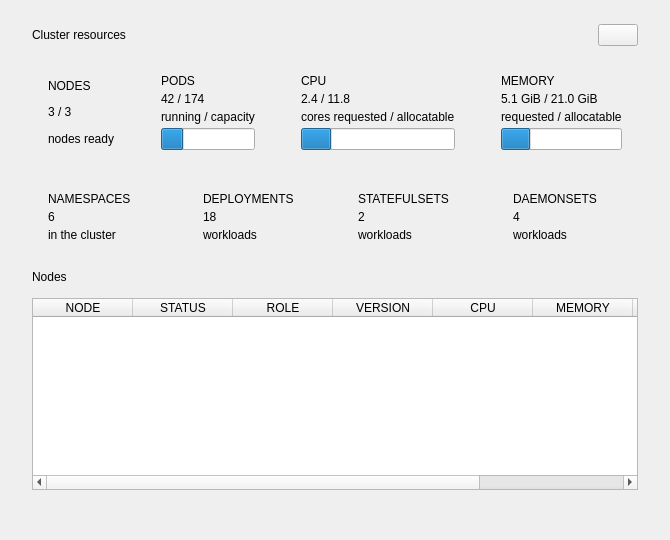
Above: src/kubescope/ui/overview_page.ui from dcotecnologia/kubescope before the change. Below: the same form after it.
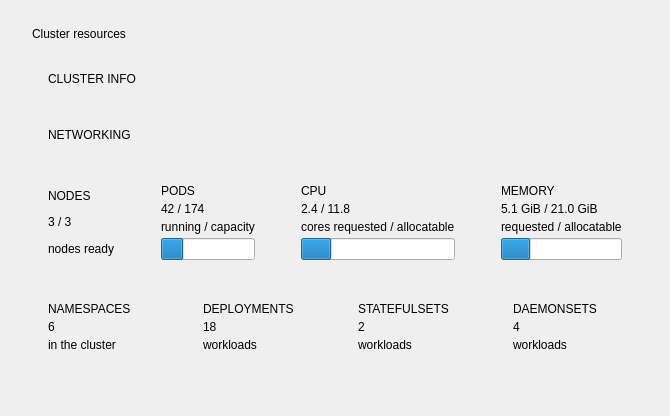
That is the form after the change.

Commit message: feat: add Config, Node Groups and Add-ons, pinned tabs, Hindi and Russian

The edit to the form file:
```diff
--- a/src/kubescope/ui/overview_page.ui
+++ b/src/kubescope/ui/overview_page.ui
@@ -2,7 +2,7 @@
 <ui version="4.0">
  <class>OverviewPage</class>
  <widget class="QWidget" name="OverviewPage">
-  <layout class="QVBoxLayout" name="overviewLayout" stretch="0,0,0,0,1,0">
+  <layout class="QVBoxLayout" name="overviewLayout" stretch="0,0,0,0,0,1,0">
    <property name="spacing">
     <number>14</number>
    </property>
@@ -46,21 +46,102 @@
        </property>
       </spacer>
      </item>
-     <item>
-      <widget class="QPushButton" name="overviewRefreshButton">
-       <property name="toolTip">
-        <string>Refresh</string>
-       </property>
-       <property name="iconOnly" stdset="0">
-        <string notr="true">true</string>
-       </property>
-       <property name="variant" stdset="0">
-        <string notr="true">primary</string>
-       </property>
-      </widget>
-     </item>
     </layout>
    </item>
+   <item>
+    <widget class="QFrame" name="clusterInfoCard">
+     <property name="visible">
+      <bool>false</bool>
+     </property>
+     <property name="card" stdset="0">
+      <string notr="true">true</string>
+     </property>
+     <layout class="QVBoxLayout" name="clusterInfoLayout">
+      <property name="spacing">
+       <number>10</number>
+      </property>
+      <property name="leftMargin">
+       <number>16</number>
+      </property>
+      <property name="topMargin">
+       <number>14</number>
+      </property>
+      <property name="rightMargin">
+       <number>16</number>
+      </property>
+      <property name="bottomMargin">
+       <number>14</number>
+      </property>
+      <item>
+       <widget class="QLabel" name="clusterInfoTitle">
+        <property name="text">
+         <string>CLUSTER INFO</string>
+        </property>
+        <property name="variant" stdset="0">
+         <string notr="true">cardTitle</string>
+        </property>
+       </widget>
+      </item>
+      <item>
+       <layout class="QGridLayout" name="clusterInfoGrid">
+        <property name="horizontalSpacing">
+         <number>24</number>
+        </property>
+        <property name="verticalSpacing">
+         <number>10</number>
+        </property>
+       </layout>
+      </item>
+     </layout>
+    </widget>
+   </item>
+   <item>
+    <widget class="QFrame" name="networkingCard">
+     <property name="visible">
+      <bool>false</bool>
+     </property>
+     <property name="card" stdset="0">
+      <string notr="true">true</string>
+     </property>
+     <layout class="QVBoxLayout" name="networkingLayout">
+      <property name="spacing">
+       <number>10</number>
+      </property>
+      <property name="leftMargin">
+       <number>16</number>
+      </property>
+      <property name="topMargin">
+       <number>14</number>
+      </property>
+      <property name="rightMargin">
+       <number>16</number>
+      </property>
+      <property name="bottomMargin">
+       <number>14</number>
+      </property>
+      <item>
+       <widget class="QLabel" name="networkingTitle">
+        <property name="text">
+         <string>NETWORKING</string>
+        </property>
+        <property name="variant" stdset="0">
+         <string notr="true">cardTitle</string>
+        </property>
+       </widget>
+      </item>
+      <item>
+       <layout class="QGridLayout" name="networkingGrid">
+        <property name="horizontalSpacing">
+         <number>24</number>
+        </property>
+        <property name="verticalSpacing">
+         <number>10</number>
+        </property>
+       </layout>
+      </item>
+     </layout>
+    </widget>
+   </item>
    <item>
     <layout class="QHBoxLayout" name="mainCards">
      <property name="spacing">
@@ -547,82 +628,17 @@
     </layout>
    </item>
    <item>
-    <widget class="QLabel" name="nodesHeading">
-     <property name="text">
-      <string>Nodes</string>
+    <spacer name="overviewSpacer">
+     <property name="orientation">
+      <enum>Qt::Vertical</enum>
      </property>
-     <property name="variant" stdset="0">
-      <string notr="true">cardTitle</string>
+     <property name="sizeHint" stdset="0">
+      <size>
+       <width>0</width>
+       <height>0</height>
+      </size>
      </property>
-    </widget>
-   </item>
-   <item>
-    <widget class="QTableWidget" name="nodesTable">
-     <property name="editTriggers">
-      <set>QAbstractItemView::NoEditTriggers</set>
-     </property>
-     <property name="selectionMode">
-      <enum>QAbstractItemView::SingleSelection</enum>
-     </property>
-     <property name="selectionBehavior">
-      <enum>QAbstractItemView::SelectRows</enum>
-     </property>
-     <property name="alternatingRowColors">
-      <bool>false</bool>
-     </property>
-     <attribute name="verticalHeaderVisible">
-      <bool>false</bool>
-     </attribute>
-     <attribute name="verticalHeaderDefaultSectionSize">
-      <number>44</number>
-     </attribute>
-     <attribute name="horizontalHeaderStretchLastSection">
-      <bool>false</bool>
-     </attribute>
-     <column>
-      <property name="text">
-       <string>NODE</string>
-      </property>
-     </column>
-     <column>
-      <property name="text">
-       <string>STATUS</string>
-      </property>
-     </column>
-     <column>
-      <property name="text">
-       <string>ROLE</string>
-      </property>
-     </column>
-     <column>
-      <property name="text">
-       <string>VERSION</string>
-      </property>
-     </column>
-     <column>
-      <property name="text">
-       <string>CPU</string>
-      </property>
-     </column>
-     <column>
-      <property name="text">
-       <string>MEMORY</string>
-      </property>
-     </column>
-     <column>
-      <property name="text">
-       <string>PODS</string>
-      </property>
-     </column>
-     <column>
-      <property name="text">
-       <string>AGE</string>
-      </property>
-     </column>
-     <property name="variant" stdset="0">
-      <string notr="true">data</string>
-     </property>
-    </widget>
+    </spacer>
    </item>
    <item>
     <widget class="QLabel" name="noticeLabel">
```
The commit also changes 34 other files.
